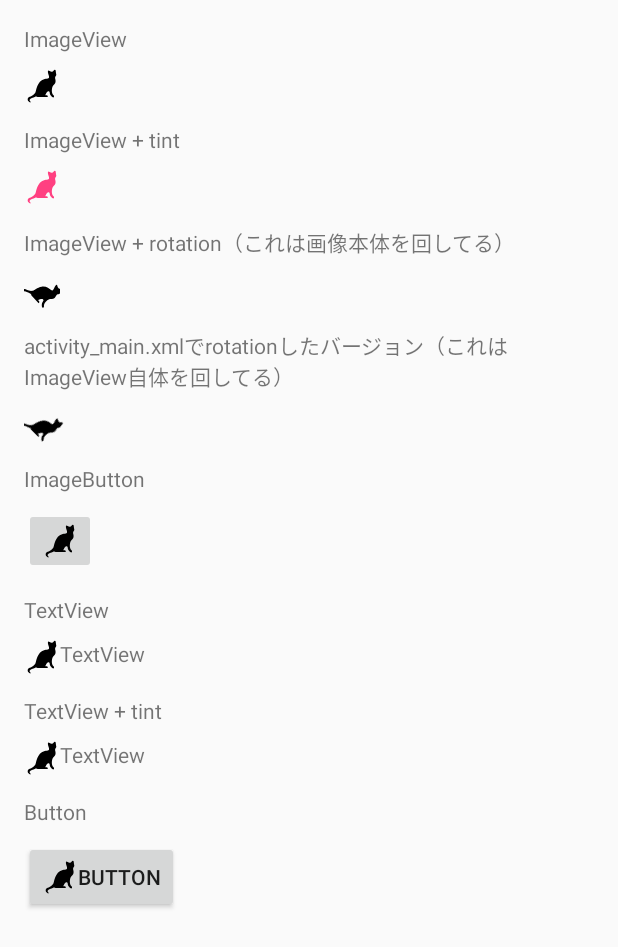
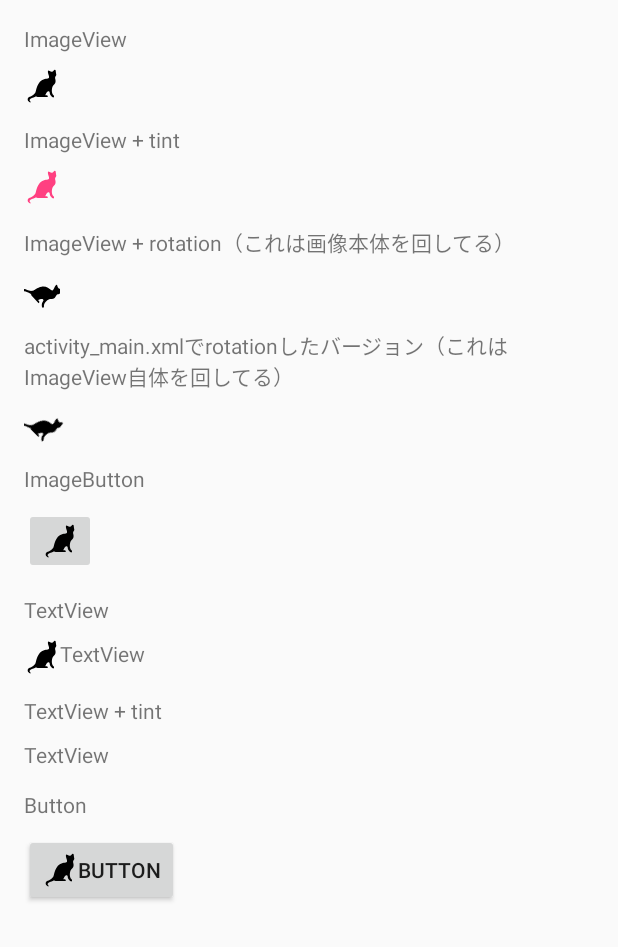
Before and after one commit to AyaEbata/VectorDrawable, an Android app: the layout activity_main.xml on its own in the app's theme, with its tools: preview values and no code run, on a phone screen of 412 x 824 dp. Shown: the top 947 px of the screen. Run offline under Robolectric (Android 15) with nearby library versions, the phone set to English and light mode, and no system bars.

Commit message:
でけたXD

```diff
--- a/app/src/main/res/layout/activity_main.xml
+++ b/app/src/main/res/layout/activity_main.xml
@@ -141,8 +141,7 @@
             android:layout_below="@+id/text_view_tint_text"
             android:layout_alignParentStart="true"
             android:layout_marginTop="10dp"
-            android:id="@+id/text_view_tint"
-            android:drawableStart="@drawable/ic_cat_black_24dp"/>
+            android:id="@+id/text_view_tint" />
 
         <TextView
             android:id="@+id/button_text"
```
Also changed, not shown: app/src/main/java/com/aya/vectordrawable/MainActivity.java (+6 -3 lines).
